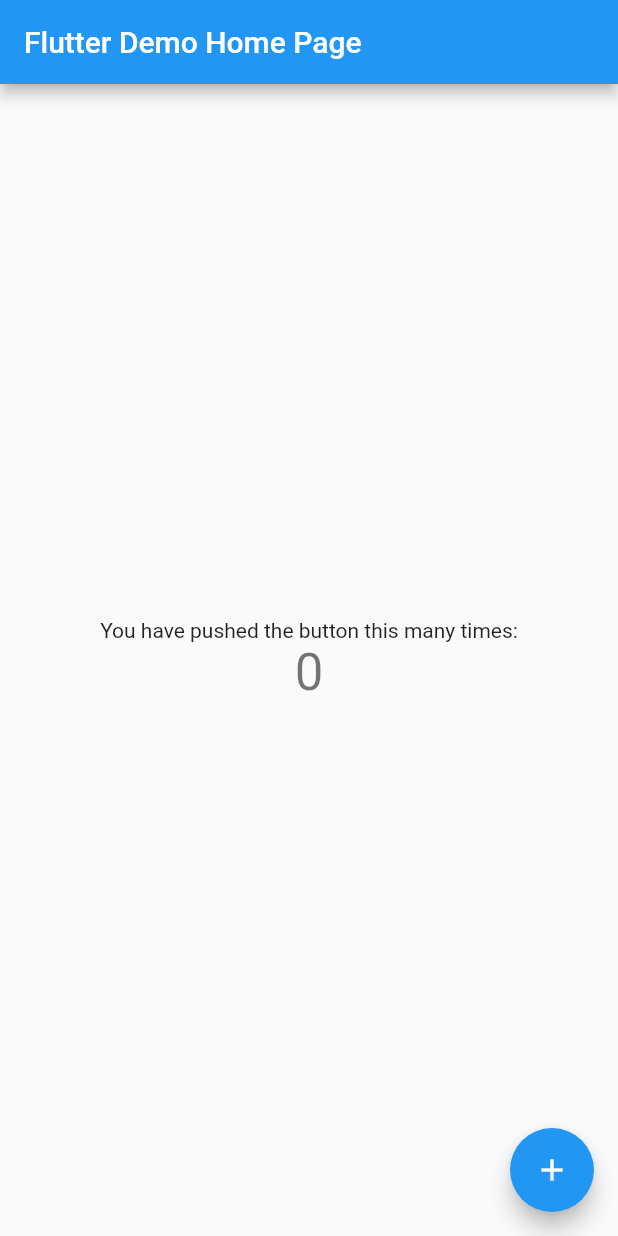
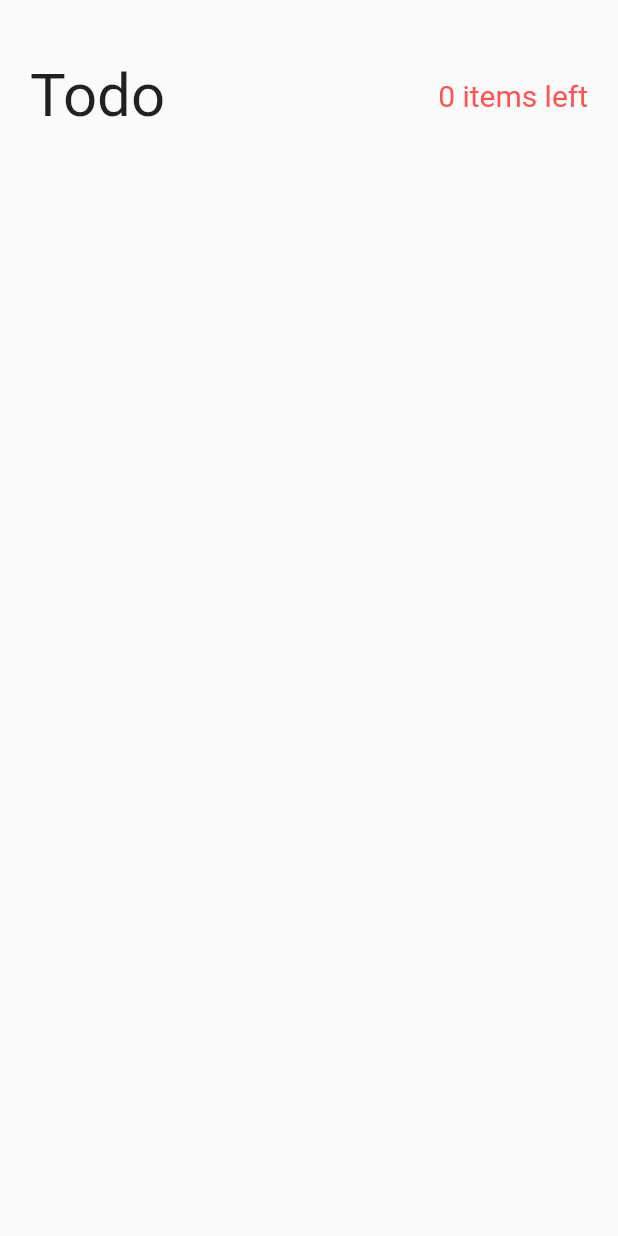
Before and after one commit to defNumb/todo_cubit, a Flutter app: the screen it shows after launch, on a phone screen of 412 x 824 dp. Run offline on Flutter 3.47's test engine with Material 2 defaults, Android fonts, the phone set to English and light mode, and no system bars; our stand-ins replace bloc, equatable, flutter_bloc.

Commit message:
finished cubits v.1

```diff
--- a/analysis_options.yaml
+++ b/analysis_options.yaml
@@ -7,7 +7,7 @@
 
 # The following line activates a set of recommended lints for Flutter apps,
 # packages, and plugins designed to encourage good coding practices.
-include: package:flutter_lints/flutter.yaml
+# include: package:flutter_lints/flutter.yaml
 
 linter:
   # The lint rules applied to this project can be customized in the
--- /dev/null
+++ b/lib/cubits/active_todo_count/active_todo_count_cubit.dart
@@ -0,0 +1,31 @@
+// ignore_for_file: public_member_api_docs, sort_constructors_first
+import 'dart:async';
+
+import 'package:bloc/bloc.dart';
+import 'package:equatable/equatable.dart';
+import 'package:todo_cubit/cubits/todo_list/todo_list_cubit.dart';
+import 'package:todo_cubit/models/todo_model.dart';
+
+part 'active_todo_count_state.dart';
+
+class ActiveTodoCountCubit extends Cubit<ActiveTodoCountState> {
+  late final StreamSubscription todoListSubscription;
+  final TodoListCubit todoListCubit;
+  ActiveTodoCountCubit({
+    required this.todoListCubit,
+  }) : super(ActiveTodoCountState.initial()) {
+    todoListSubscription = todoListCubit.stream.listen((TodoListState todoListState) {
+      print('todoListState: $todoListState');
+
+      final int currentActiveTodoCount =
+          todoListState.todos.where((Todo todo) => !todo.completed).toList().length;
+      emit(state.copyWith(activeTodoCount: currentActiveTodoCount));
+    });
+  }
+
+  @override
+  Future<void> close() {
+    todoListSubscription.cancel();
+    return super.close();
+  }
+}
--- /dev/null
+++ b/lib/cubits/active_todo_count/active_todo_count_state.dart
@@ -0,0 +1,27 @@
+// ignore_for_file: public_member_api_docs, sort_constructors_first
+part of 'active_todo_count_cubit.dart';
+
+class ActiveTodoCountState extends Equatable {
+  final int activeTodoCount;
+  ActiveTodoCountState({
+    required this.activeTodoCount,
+  });
+
+  factory ActiveTodoCountState.initial() {
+    return ActiveTodoCountState(activeTodoCount: 0);
+  }
+
+  @override
+  List<Object> get props => [activeTodoCount];
+
+  @override
+  String toString() => 'ActiveTodoCountState(activeTodoCount: $activeTodoCount)';
+
+  ActiveTodoCountState copyWith({
+    int? activeTodoCount,
+  }) {
+    return ActiveTodoCountState(
+      activeTodoCount: activeTodoCount ?? this.activeTodoCount,
+    );
+  }
+}
--- /dev/null
+++ b/lib/cubits/cubits.dart
@@ -0,0 +1,5 @@
+export 'todo_filter/todo_filter_cubit.dart';
+export 'todo_search/todo_search_cubit.dart';
+export 'todo_list/todo_list_cubit.dart';
+export 'active_todo_count/active_todo_count_cubit.dart';
+export 'filtered_todos/filtered_todos_cubit.dart';
--- /dev/null
+++ b/lib/cubits/filtered_todos/filtered_todos_cubit.dart
@@ -0,0 +1,70 @@
+// ignore_for_file: public_member_api_docs, sort_constructors_first
+import 'dart:async';
+
+import 'package:bloc/bloc.dart';
+import 'package:equatable/equatable.dart';
+
+import 'package:todo_cubit/cubits/todo_filter/todo_filter_cubit.dart';
+import 'package:todo_cubit/cubits/todo_list/todo_list_cubit.dart';
+import 'package:todo_cubit/cubits/todo_search/todo_search_cubit.dart';
+import 'package:todo_cubit/models/todo_model.dart';
+
+part 'filtered_todos_state.dart';
+
+class FilteredTodosCubit extends Cubit<FilteredTodosState> {
+  late StreamSubscription todoFilterSubscription;
+  late StreamSubscription todoSearchSubscription;
+  late StreamSubscription todoListSubscription;
+  final TodoFilterCubit todoFilterCubit;
+  final TodoSearchCubit todoSearchCubit;
+  final TodoListCubit todoListCubit;
+
+  FilteredTodosCubit({
+    required this.todoFilterCubit,
+    required this.todoSearchCubit,
+    required this.todoListCubit,
+  }) : super(FilteredTodosState.initial()) {
+    todoFilterSubscription = todoFilterCubit.stream.listen((TodoFilterState todoFilterState) {
+      setFilteredTodos();
+    });
+    todoSearchSubscription = todoSearchCubit.stream.listen((TodoSearchState todoSearchState) {
+      setFilteredTodos();
+    });
+    todoListSubscription = todoListCubit.stream.listen((TodoListState todoListState) {
+      setFilteredTodos();
+    });
+  }
+
+  void setFilteredTodos() {
+    List<Todo> _filteredTodos;
+    switch (todoFilterCubit.state.filter) {
+      case Filter.active:
+        _filteredTodos = todoListCubit.state.todos.where((Todo todo) => !todo.completed).toList();
+        break;
+      case Filter.completed:
+        _filteredTodos = todoListCubit.state.todos.where((Todo todo) => todo.completed).toList();
+        break;
+      case Filter.all:
+      default:
+        _filteredTodos = todoListCubit.state.todos;
+        break;
+    }
+
+    if (todoSearchCubit.state.searchTerm.isNotEmpty) {
+      _filteredTodos = _filteredTodos
+          .where((Todo todo) => todo.desc.toLowerCase().contains(todoSearchCubit.state.searchTerm))
+          .toList();
+    }
+
+    emit(state.copyWith(filteredTodos: _filteredTodos));
+  }
+
+  // Make sure to close the subscription when the cubit is closed
+  @override
+  Future<void> close() {
+    todoFilterSubscription.cancel();
+    todoSearchSubscription.cancel();
+    todoListSubscription.cancel();
+    return super.close();
+  }
+}
--- /dev/null
+++ b/lib/cubits/filtered_todos/filtered_todos_state.dart
@@ -0,0 +1,27 @@
+// ignore_for_file: public_member_api_docs, sort_constructors_first
+part of 'filtered_todos_cubit.dart';
+
+class FilteredTodosState extends Equatable {
+  final List<Todo> filteredTodos;
+  FilteredTodosState({
+    required this.filteredTodos,
+  });
+
+  factory FilteredTodosState.initial() {
+    return FilteredTodosState(filteredTodos: []);
+  }
+
+  @override
+  List<Object> get props => [filteredTodos];
+
+  @override
+  String toString() => 'FilteredTodosState(filteredTodos: $filteredTodos)';
+
+  FilteredTodosState copyWith({
+    List<Todo>? filteredTodos,
+  }) {
+    return FilteredTodosState(
+      filteredTodos: filteredTodos ?? this.filteredTodos,
+    );
+  }
+}
--- /dev/null
+++ b/lib/cubits/todo_filter/todo_filter_cubit.dart
@@ -0,0 +1,13 @@
+import 'package:bloc/bloc.dart';
+import 'package:equatable/equatable.dart';
+import 'package:todo_cubit/models/todo_model.dart';
+
+part 'todo_filter_state.dart';
+
+class TodoFilterCubit extends Cubit<TodoFilterState> {
+  TodoFilterCubit() : super(TodoFilterState.initial());
+
+  void changeFilter(Filter newFilter) {
+    emit(state.copyWith(filter: newFilter));
+  }
+}
--- /dev/null
+++ b/lib/cubits/todo_filter/todo_filter_state.dart
@@ -0,0 +1,27 @@
+// ignore_for_file: public_member_api_docs, sort_constructors_first
+part of 'todo_filter_cubit.dart';
+
+class TodoFilterState extends Equatable {
+  final Filter filter;
+  TodoFilterState({
+    required this.filter,
+  });
+
+  factory TodoFilterState.initial() {
+    return TodoFilterState(filter: Filter.all);
+  }
+
+  @override
+  List<Object> get props => [filter];
+
+  @override
+  String toString() => 'TodoFilterState(filter: $filter)';
+
+  TodoFilterState copyWith({
+    Filter? filter,
+  }) {
+    return TodoFilterState(
+      filter: filter ?? this.filter,
+    );
+  }
+}
--- /dev/null
+++ b/lib/cubits/todo_list/todo_list_cubit.dart
@@ -0,0 +1,52 @@
+import 'package:bloc/bloc.dart';
+import 'package:equatable/equatable.dart';
+import 'package:todo_cubit/models/todo_model.dart';
+
+part 'todo_list_state.dart';
+
+class TodoListCubit extends Cubit<TodoListState> {
+  TodoListCubit() : super(TodoListState.initial());
+
+  void addTodo(String todoDesc) {
+    final newTodo = Todo(desc: todoDesc);
+    final newTodos = [...state.todos, newTodo];
+
+    emit(state.copyWith(todos: newTodos));
+  }
+
+  void editTodo(String id, String todoDesc) {
+    final newTodos = state.todos.map((Todo todo) {
+      if (todo.id == id) {
+        return Todo(
+          id: id,
+          desc: todoDesc,
+          completed: todo.completed,
+        );
+      }
+      return todo;
+    }).toList();
+
+    emit(state.copyWith(todos: newTodos));
+  }
+
+  void toggleTodo(String id) {
+    // using .map to scan the current state of the todo
+    final newTodos = state.todos.map((Todo todo) {
+      if (todo.id == id) {
+        return Todo(
+          id: id,
+          desc: todo.desc,
+          completed: !todo.completed,
+        );
+      }
+      return todo;
+    }).toList();
+
+    emit(state.copyWith(todos: newTodos));
+  }
+
+  void removeTodo(Todo todo) {
+    final newTodos = state.todos.where((Todo t) => t.id != todo.id).toList();
+    emit(state.copyWith(todos: newTodos));
+  }
+}
--- /dev/null
+++ b/lib/cubits/todo_list/todo_list_state.dart
@@ -0,0 +1,30 @@
+// ignore_for_file: public_member_api_docs, sort_constructors_first
+part of 'todo_list_cubit.dart';
+
+class TodoListState extends Equatable {
+  final List<Todo> todos;
+  TodoListState({
+    required this.todos,
+  });
+
+  factory TodoListState.initial() {
+    return TodoListState(todos: [
+      Todo(id: '1', desc: 'Clean the room'),
+      Todo(id: '2', desc: 'Wash the dish'),
+      Todo(id: '3', desc: 'Do homework')
+    ]);
+  }
+  @override
+  List<Object> get props => [todos];
+
+  @override
+  String toString() => 'TodoListState(todos: $todos)';
+
+  TodoListState copyWith({
+    List<Todo>? todos,
+  }) {
+    return TodoListState(
+      todos: todos ?? this.todos,
+    );
+  }
+}
--- /dev/null
+++ b/lib/cubits/todo_search/todo_search_cubit.dart
@@ -0,0 +1,12 @@
+import 'package:bloc/bloc.dart';
+import 'package:equatable/equatable.dart';
+
+part 'todo_search_state.dart';
+
+class TodoSearchCubit extends Cubit<TodoSearchState> {
+  TodoSearchCubit() : super(TodoSearchState.initial());
+
+  void setSearchTerm(String newSearchTerm) {
+    emit(state.copyWith(searchTerm: newSearchTerm));
+  }
+}
--- /dev/null
+++ b/lib/cubits/todo_search/todo_search_state.dart
@@ -0,0 +1,27 @@
+// ignore_for_file: public_member_api_docs, sort_constructors_first
+part of 'todo_search_cubit.dart';
+
+class TodoSearchState extends Equatable {
+  final String searchTerm;
+  TodoSearchState({
+    required this.searchTerm,
+  });
+
+  factory TodoSearchState.initial() {
+    return TodoSearchState(searchTerm: '');
+  }
+
+  @override
+  List<Object> get props => [searchTerm];
+
+  @override
+  String toString() => 'TodoSearchState(searchTerm: $searchTerm)';
+
+  TodoSearchState copyWith({
+    String? searchTerm,
+  }) {
+    return TodoSearchState(
+      searchTerm: searchTerm ?? this.searchTerm,
+    );
+  }
+}
--- a/lib/main.dart
+++ b/lib/main.dart
@@ -1,115 +1,49 @@
 import 'package:flutter/material.dart';
+import 'package:flutter_bloc/flutter_bloc.dart';
+import 'package:todo_cubit/cubits/cubits.dart';
+import 'package:todo_cubit/pages/todos_page/todos_page.dart';
 
 void main() {
   runApp(const MyApp());
 }
 
 class MyApp extends StatelessWidget {
-  const MyApp({super.key});
-
-  // This widget is the root of your application.
+  const MyApp({Key? key}) : super(key: key);
   @override
   Widget build(BuildContext context) {
-    return MaterialApp(
-      title: 'Flutter Demo',
-      theme: ThemeData(
-        // This is the theme of your application.
-        //
-        // Try running your application with "flutter run". You'll see the
-        // application has a blue toolbar. Then, without quitting the app, try
-        // changing the primarySwatch below to Colors.green and then invoke
-        // "hot reload" (press "r" in the console where you ran "flutter run",
-        // or simply save your changes to "hot reload" in a Flutter IDE).
-        // Notice that the counter didn't reset back to zero; the application
-        // is not restarted.
-        primarySwatch: Colors.blue,
+    // wrap MaterialApp with a MultiBlocProvider
+    return MultiBlocProvider(
+      providers: [
+        BlocProvider<TodoFilterCubit>(
+          create: (context) => TodoFilterCubit(),
+        ),
+        BlocProvider<TodoSearchCubit>(
+          create: (context) => TodoSearchCubit(),
+        ),
+        BlocProvider<TodoListCubit>(
+          create: (context) => TodoListCubit(),
+        ),
+        BlocProvider<ActiveTodoCountCubit>(
+          create: (context) => ActiveTodoCountCubit(
+            todoListCubit: BlocProvider.of<TodoListCubit>(context),
+          ),
+        ),
+        BlocProvider<FilteredTodosCubit>(
+          create: (context) => FilteredTodosCubit(
+            todoFilterCubit: BlocProvider.of<TodoFilterCubit>(context),
+            todoSearchCubit: BlocProvider.of<TodoSearchCubit>(context),
+            todoListCubit: BlocProvider.of<TodoListCubit>(context),
+          ),
+        ),
+      ],
+      child: MaterialApp(
+        title: 'TODO',
+        debugShowCheckedModeBanner: false,
+        theme: ThemeData(
+          primarySwatch: Colors.blue,
+        ),
+        home: TodosPage(),
       ),
-      home: const MyHomePage(title: 'Flutter Demo Home Page'),
     );
   }
 }
-
-class MyHomePage extends StatefulWidget {
-  const MyHomePage({super.key, required this.title});
-
-  // This widget is the home page of your application. It is stateful, meaning
-  // that it has a State object (defined below) that contains fields that affect
-  // how it looks.
-
-  // This class is the configuration for the state. It holds the values (in this
-  // case the title) provided by the parent (in this case the App widget) and
-  // used by the build method of the State. Fields in a Widget subclass are
-  // always marked "final".
-
-  final String title;
-
-  @override
-  State<MyHomePage> createState() => _MyHomePageState();
-}
-
-class _MyHomePageState extends State<MyHomePage> {
-  int _counter = 0;
-
-  void _incrementCounter() {
-    setState(() {
-      // This call to setState tells the Flutter framework that something has
-      // changed in this State, which causes it to rerun the build method below
-      // so that the display can reflect the updated values. If we changed
-      // _counter without calling setState(), then the build method would not be
-      // called again, and so nothing would appear to happen.
-      _counter++;
-    });
-  }
-
-  @override
-  Widget build(BuildContext context) {
-    // This method is rerun every time setState is called, for instance as done
-    // by the _incrementCounter method above.
-    //
-    // The Flutter framework has been optimized to make rerunning build methods
-    // fast, so that you can just rebuild anything that needs updating rather
-    // than having to individually change instances of widgets.
-    return Scaffold(
-      appBar: AppBar(
-        // Here we take the value from the MyHomePage object that was created by
-        // the App.build method, and use it to set our appbar title.
-        title: Text(widget.title),
-      ),
-      body: Center(
-        // Center is a layout widget. It takes a single child and positions it
-        // in the middle of the parent.
-        child: Column(
-          // Column is also a layout widget. It takes a list of children and
-          // arranges them vertically. By default, it sizes itself to fit its
-          // children horizontally, and tries to be as tall as its parent.
-          //
-          // Invoke "debug painting" (press "p" in the console, choose the
-          // "Toggle Debug Paint" action from the Flutter Inspector in Android
-          // Studio, or the "Toggle Debug Paint" command in Visual Studio Code)
-          // to see the wireframe for each widget.
-          //
-          // Column has various properties to control how it sizes itself and
-          // how it positions its children. Here we use mainAxisAlignment to
-          // center the children vertically; the main axis here is the vertical
-          // axis because Columns are vertical (the cross axis would be
-          // horizontal).
-          mainAxisAlignment: MainAxisAlignment.center,
-          children: <Widget>[
-            const Text(
-              'You have pushed the button this many times:',
-            ),
-            Text(
-              '$_counter',
-              style: Theme.of(context).textTheme.headline4,
-            ),
-          ],
-        ),
-      ),
-      floatingActionButton: FloatingActionButton(
-        onPressed: _incrementCounter,
-        tooltip: 'Increment',
-        child: const Icon(Icons.add),
-      ), // This trailing comma makes auto-formatting nicer for build methods.
-    );
-  }
-}
--- /dev/null
+++ b/lib/models/todo_model.dart
@@ -0,0 +1,35 @@
+// ignore_for_file: public_member_api_docs, sort_constructors_first
+import 'package:equatable/equatable.dart';
+import 'package:uuid/uuid.dart';
+
+// Setting the states of the todo items
+enum Filter {
+  all,
+  active,
+  completed,
+}
+
+// Creates a unique ID for the todo item using the Uuid package
+Uuid uuid = Uuid();
+
+class Todo extends Equatable {
+  final String id;
+  final String desc;
+  final bool completed;
+
+// In the constructor if there is a uuid coming from outside, use that id
+// otherwise create a new id
+// If a new item is added and you do not give the value of the completed field
+// sets the value of completed to False
+  Todo({
+    String? id,
+    required this.desc,
+    this.completed = false,
+  }) : this.id = id ?? uuid.v4();
+
+  @override
+  List<Object?> get props => [id, desc, completed];
+
+  @override
+  String toString() => 'Todo(id: $id, desc: $desc, completed: $completed)';
+}
--- /dev/null
+++ b/lib/pages/todos_page/todos_header.dart
@@ -0,0 +1,32 @@
+import 'package:flutter/material.dart';
+import 'package:flutter_bloc/flutter_bloc.dart';
+import 'package:todo_cubit/cubits/cubits.dart';
+
+class TodoHeader extends StatelessWidget {
+  const TodoHeader({super.key});
+
+  @override
+  Widget build(BuildContext context) {
+    return Row(
+      mainAxisAlignment: MainAxisAlignment.spaceBetween,
+      children: [
+        Text(
+          'Todo',
+          style: TextStyle(fontSize: 40.0),
+        ),
+        // BlocBuilder<ActiveTodoCountCubit, ActiveTodoCountState>(
+        //   builder: (context, state) {
+        //     return Text(
+        //       '${state.activeTodoCount} items left',
+        //       style: TextStyle(fontSize: 20.0, color: Colors.redAccent),
+        //     );
+        //   },
+        // ),
+        Text(
+          '${context.watch<ActiveTodoCountCubit>().state.activeTodoCount} items left',
+          style: TextStyle(fontSize: 20.0, color: Colors.redAccent),
+        ),
+      ],
+    );
+  }
+}
--- /dev/null
+++ b/lib/pages/todos_page/todos_page.dart
@@ -0,0 +1,24 @@
+import 'package:flutter/material.dart';
+import 'package:todo_cubit/pages/todos_page/todos_header.dart';
+
+class TodosPage extends StatelessWidget {
+  const TodosPage({Key? key}) : super(key: key);
+
+  @override
+  Widget build(BuildContext context) {
+    return SafeArea(
+      child: Scaffold(
+        body: SingleChildScrollView(
+          child: Padding(
+            padding: const EdgeInsets.symmetric(horizontal: 20.0, vertical: 40.0),
+            child: Column(
+              children: [
+                TodoHeader(),
+              ],
+            ),
+          ),
+        ),
+      ),
+    );
+  }
+}
--- a/pubspec.yaml
+++ b/pubspec.yaml
@@ -11,6 +11,9 @@ dependencies:
   flutter:
     sdk: flutter
   cupertino_icons: ^1.0.2
+  flutter_bloc: ^8.1.1
+  equatable: ^2.0.5
+  uuid: ^3.0.7
 
 dev_dependencies:
   flutter_test:
```
Also changed, not shown: lib/pages/todos_page/create_todos.dart (added), pubspec.lock.
